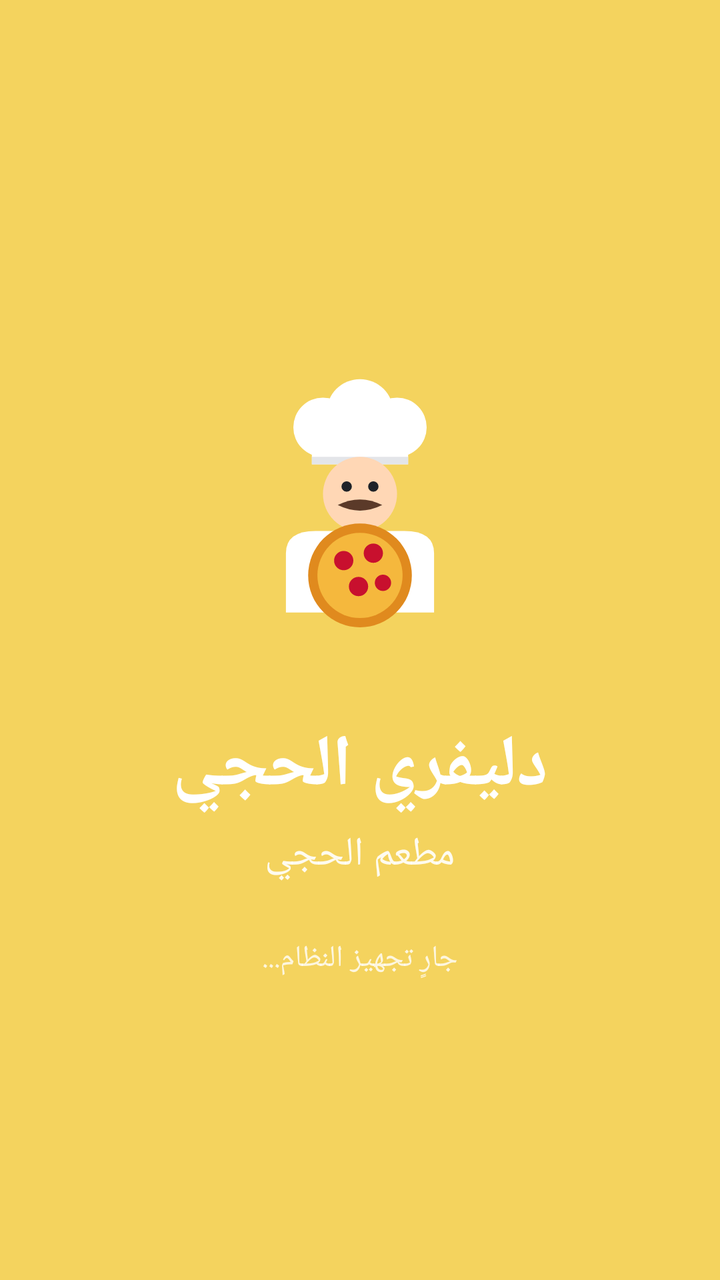
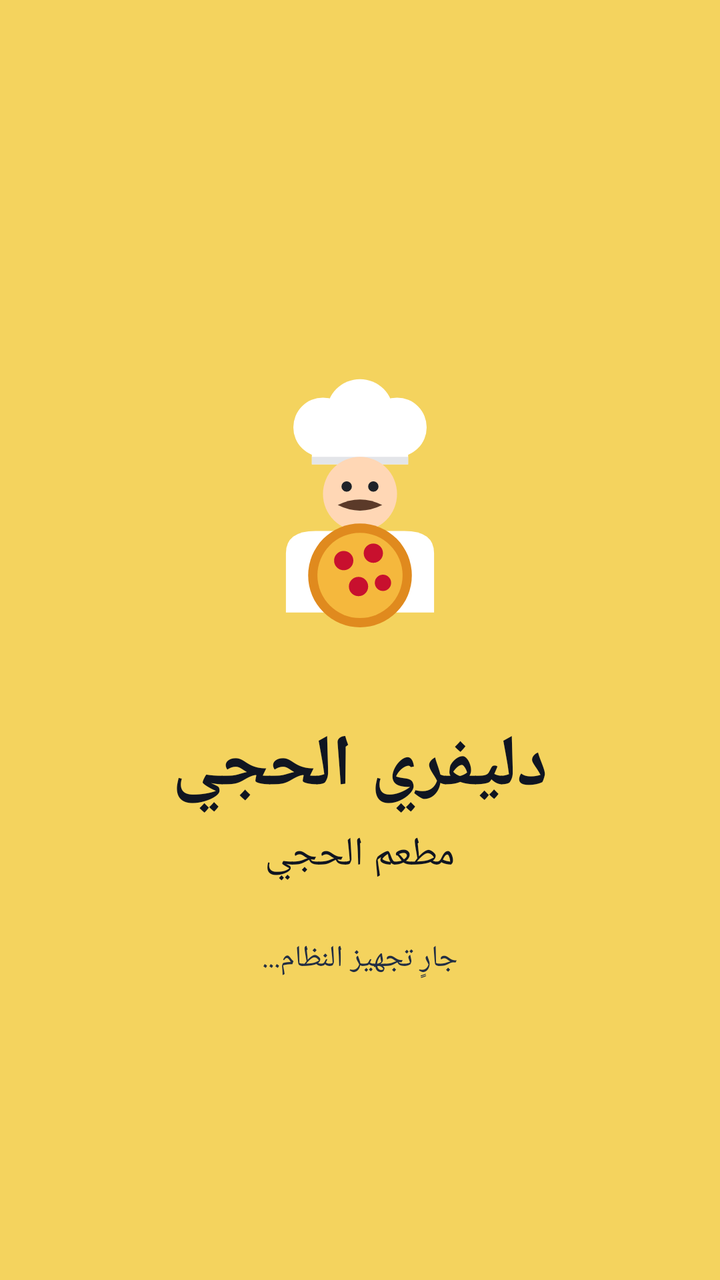

An Android layout rendered at two revisions. The XML below is the earlier revision; the diff shows what the commit changed to produce the second picture.
<!-- AndroidManifest.xml: application theme Theme.Haji -->
<!-- res/layout/activity_splash.xml -->
<?xml version="1.0" encoding="utf-8"?>
<LinearLayout xmlns:android="http://schemas.android.com/apk/res/android"
    android:layout_width="match_parent"
    android:layout_height="match_parent"
    android:background="@color/brand_red"
    android:gravity="center"
    android:orientation="vertical">

    <ImageView
        android:layout_width="200dp"
        android:layout_height="200dp"
        android:contentDescription="@string/app_name"
        android:src="@drawable/ic_launcher_foreground" />

    <TextView
        android:layout_width="wrap_content"
        android:layout_height="wrap_content"
        android:layout_marginTop="8dp"
        android:text="@string/app_name"
        android:textColor="@color/white"
        android:textSize="36sp"
        android:textStyle="bold" />

    <TextView
        android:layout_width="wrap_content"
        android:layout_height="wrap_content"
        android:layout_marginTop="6dp"
        android:text="@string/restaurant_name"
        android:textColor="#E6FFFFFF"
        android:textSize="20sp" />

    <TextView
        android:layout_width="wrap_content"
        android:layout_height="wrap_content"
        android:layout_marginTop="28dp"
        android:text="جارٍ تجهيز النظام..."
        android:textColor="#CCFFFFFF"
        android:textSize="15sp" />
</LinearLayout>
<!-- resources referenced by this layout -->
<resources>
  <color name="brand_red">#F4D35E</color>
  <color name="white">#FFFFFF</color>
  <!-- drawable ic_launcher_foreground: vector/xml drawable (drawable, 2204 chars, omitted) -->
  <string name="app_name">دليفري الحجي</string>
  <string name="restaurant_name">مطعم الحجي</string>
  <style name="Theme.Haji" parent="Theme.Material3.Light.NoActionBar">
          <item name="colorPrimary">@color/brand_red</item>
          <item name="colorOnPrimary">@color/white</item>
          <item name="colorPrimaryContainer">@color/brand_red_soft</item>
          <item name="colorOnPrimaryContainer">@color/brand_red_dark</item>
          <item name="colorSecondary">@color/brand_red_dark</item>
          <item name="colorOnSecondary">@color/white</item>
          <item name="colorSurface">@color/surface</item>
          <item name="colorOnSurface">@color/text_primary</item>
          <item name="colorError">@color/error</item>
          <item name="android:windowBackground">@color/bg_app</item>
          <item name="android:statusBarColor">@color/brand_red_dark</item>
          <item name="android:navigationBarColor">@color/bg_app</item>
          <item name="android:textColorPrimary">@color/text_primary</item>
          <item name="android:textColorSecondary">@color/text_secondary</item>
          <item name="android:layoutDirection">rtl</item>
          <item name="android:textDirection">rtl</item>
      </style>
  <color name="brand_red_soft">#FFF8D9</color>
  <color name="brand_red_dark">#D9B83F</color>
  <color name="surface">#192235</color>
  <color name="text_primary">#F5F7FC</color>
  <color name="error">#FF6B6B</color>
  <color name="bg_app">#101521</color>
  <color name="text_secondary">#BAC4D5</color>
</resources>

<!-- the commit's change to res/layout/activity_splash.xml (unified diff, before → after) -->
@@ -17,7 +17,7 @@
         android:layout_height="wrap_content"
         android:layout_marginTop="8dp"
         android:text="@string/app_name"
-        android:textColor="@color/white"
+        android:textColor="@color/brand_navy"
         android:textSize="36sp"
         android:textStyle="bold" />
 
@@ -26,7 +26,7 @@
         android:layout_height="wrap_content"
         android:layout_marginTop="6dp"
         android:text="@string/restaurant_name"
-        android:textColor="#E6FFFFFF"
+        android:textColor="@color/brand_navy"
         android:textSize="20sp" />
 
     <TextView
@@ -34,6 +34,6 @@
         android:layout_height="wrap_content"
         android:layout_marginTop="28dp"
         android:text="جارٍ تجهيز النظام..."
-        android:textColor="#CCFFFFFF"
+        android:textColor="@color/brand_navy_soft"
         android:textSize="15sp" />
 </LinearLayout>
<!-- resource entries referenced after the edit -->
@@ -1,34 +1,50 @@
 <!-- resources referenced by this layout -->
 <resources>
+  <color name="brand_navy">#101521</color>
+  <color name="brand_navy_soft">#222E43</color>
   <color name="brand_red">#F4D35E</color>
-  <color name="white">#FFFFFF</color>
   <!-- drawable ic_launcher_foreground: vector/xml drawable (drawable, 2204 chars, omitted) -->
   <string name="app_name">دليفري الحجي</string>
   <string name="restaurant_name">مطعم الحجي</string>
-  <style name="Theme.Haji" parent="Theme.Material3.Light.NoActionBar">
+  <style name="Theme.Haji" parent="Theme.Material3.Dark.NoActionBar">
           <item name="colorPrimary">@color/brand_red</item>
-          <item name="colorOnPrimary">@color/white</item>
-          <item name="colorPrimaryContainer">@color/brand_red_soft</item>
-          <item name="colorOnPrimaryContainer">@color/brand_red_dark</item>
+          <item name="colorOnPrimary">@color/brand_navy</item>
+          <item name="colorPrimaryContainer">@color/brand_navy_soft</item>
+          <item name="colorOnPrimaryContainer">@color/accent_yellow</item>
           <item name="colorSecondary">@color/brand_red_dark</item>
-          <item name="colorOnSecondary">@color/white</item>
+          <item name="colorOnSecondary">@color/brand_navy</item>
+          <item name="colorSecondaryContainer">@color/brand_navy_soft</item>
+          <item name="colorOnSecondaryContainer">@color/text_primary</item>
           <item name="colorSurface">@color/surface</item>
           <item name="colorOnSurface">@color/text_primary</item>
+          <item name="colorOnSurfaceVariant">@color/text_secondary</item>
+          <item name="colorSurfaceContainerLowest">@color/bg_app</item>
+          <item name="colorSurfaceContainerLow">@color/surface</item>
+          <item name="colorSurfaceContainer">@color/surface</item>
+          <item name="colorSurfaceContainerHigh">@color/surface</item>
+          <item name="colorSurfaceContainerHighest">@color/surface_alt</item>
+          <item name="colorOutline">@color/stroke</item>
           <item name="colorError">@color/error</item>
+          <item name="android:colorBackground">@color/bg_app</item>
           <item name="android:windowBackground">@color/bg_app</item>
-          <item name="android:statusBarColor">@color/brand_red_dark</item>
+          <item name="android:statusBarColor">@color/brand_navy_dark</item>
           <item name="android:navigationBarColor">@color/bg_app</item>
           <item name="android:textColorPrimary">@color/text_primary</item>
           <item name="android:textColorSecondary">@color/text_secondary</item>
+          <item name="android:textColorHint">@color/text_hint</item>
           <item name="android:layoutDirection">rtl</item>
           <item name="android:textDirection">rtl</item>
       </style>
-  <color name="brand_red_soft">#FFF8D9</color>
+  <color name="accent_yellow">#FFE98A</color>
   <color name="brand_red_dark">#D9B83F</color>
   <color name="surface">#192235</color>
   <color name="text_primary">#F5F7FC</color>
   <color name="error">#FF6B6B</color>
+  <color name="brand_navy_dark">#090D15</color>
+  <color name="text_hint">#8995AA</color>
   <color name="bg_app">#101521</color>
+  <color name="surface_alt">#202B3E</color>
+  <color name="stroke">#303B50</color>
   <color name="text_secondary">#BAC4D5</color>
 </resources>
 
